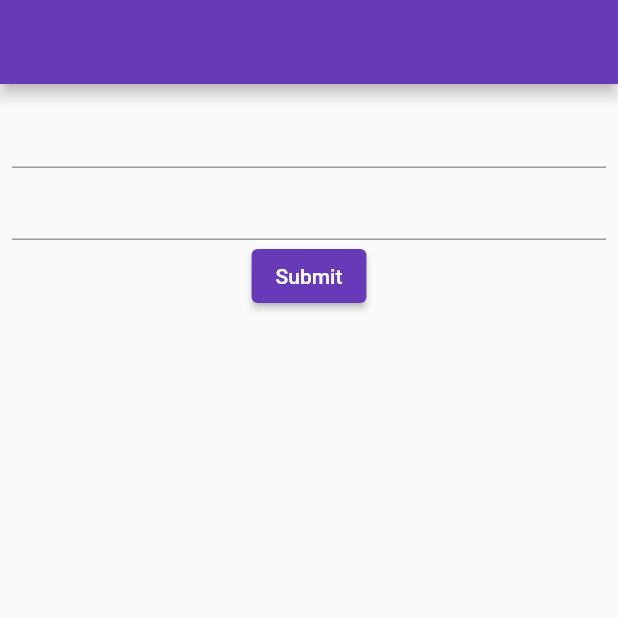
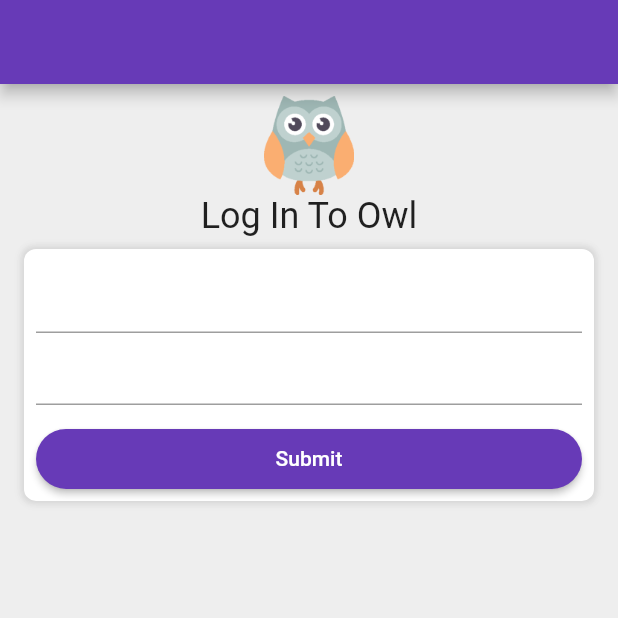
Before and after one commit to log101/owlFlutter, a Flutter app: the screen it shows after launch, on a phone screen of 412 x 824 dp, the top half of it. Run offline on Flutter 3.47's test engine with Material 2 defaults, Android fonts, the phone set to English and light mode, and no system bars; our stand-ins replace bloc, cloud_firestore, equatable, firebase_auth, firebase_core, flutter_bloc and 1 more; missing offline and left inert: googleapis; accounts and stored records are empty.

Commit message:
Change design of the login page

```diff
--- /dev/null
+++ b/lib/features/auth/repository/chatbot_repository.dart
@@ -0,0 +1,5 @@
+class ChatbotRepository {
+  // Future<bool> checkConnection() {}
+
+  // Future<String> ask() {}
+}
--- a/lib/features/auth/view/auth/login_page.dart
+++ b/lib/features/auth/view/auth/login_page.dart
@@ -18,7 +18,13 @@ class _LoginPageState extends State<LoginPage> {
   @override
   Widget build(BuildContext context) {
     return BlocBuilder<AuthBloc, AuthState>(builder: (context, state) {
+      final ButtonStyle loginButtonStyle = ButtonStyle(
+          shape: MaterialStateProperty.all<RoundedRectangleBorder>(
+              RoundedRectangleBorder(
+                  borderRadius: BorderRadius.circular(32.0))));
+
       return Scaffold(
+        backgroundColor: Colors.grey[200],
         appBar: AppBar(),
         body: Padding(
           padding: const EdgeInsets.all(8.0),
@@ -26,19 +32,72 @@ class _LoginPageState extends State<LoginPage> {
               key: _formKey,
               child: Column(
                 children: [
+                  Image(image: AssetImage('assets/owl.png'), width: 60),
+                  Text(
+                    "Log In To Owl",
+                    style: TextStyle(fontSize: 24),
+                  ),
+                  Padding(
+                    padding: const EdgeInsets.all(8.0),
+                    child: Container(
+                      decoration: BoxDecoration(
+                        boxShadow: [
+                          BoxShadow(
+                            color: Colors.grey.withOpacity(0.1),
+                            spreadRadius: 1,
+                            blurRadius: 3,
+                            offset: Offset(0, 2), // changes position of shadow
+                          ),
+                          BoxShadow(
+                            color: Colors.grey.withOpacity(0.1),
+                            spreadRadius: 1,
+                            blurRadius: 3,
+                            offset: Offset(0, -2), // changes position of shadow
+                          ),
+                          BoxShadow(
+                            color: Colors.grey.withOpacity(0.1),
+                            spreadRadius: 1,
+                            blurRadius: 3,
+                            offset: Offset(2, 0), // changes position of shadow
+                          ),
+                          BoxShadow(
+                            color: Colors.grey.withOpacity(0.1),
+                            spreadRadius: 1,
+                            blurRadius: 3,
+                            offset: Offset(-2, 0), // changes position of shadow
+                          )
+                        ],
+                        color: Colors.white,
+                        borderRadius: BorderRadius.circular(8.0),
+                      ),
+                      padding: EdgeInsets.all(8.0),
+                      child: Column(
+                        children: [
                           TextFormField(
                             onChanged: (val) => _username = val,
                           ),
                           TextFormField(
+                            obscureText: true,
                             onChanged: (val) => _password = val,
                           ),
-                  ElevatedButton(
+                          Padding(
+                            padding: const EdgeInsets.only(top: 16.0),
+                            child: SizedBox(
+                              width: double.infinity,
+                              height: 40,
+                              child: ElevatedButton(
+                                  style: loginButtonStyle,
                                   onPressed: () {
-                        context
-                            .read<AuthBloc>()
-                            .add(AuthSubmitted(_username, _password));
+                                    context.read<AuthBloc>().add(
+                                        AuthSubmitted(_username, _password));
                                   },
                                   child: Text("Submit")),
+                            ),
+                          ),
+                        ],
+                      ),
+                    ),
+                  ),
                 ],
               )),
         ),
```
Also changed, not shown: lib/features/auth/bloc/chatbot/chatbot_bloc.dart (deleted, +0 -13 lines), lib/features/auth/bloc/chatbot/chatbot_event.dart (deleted, +0 -8 lines), lib/features/auth/bloc/chatbot/chatbot_state.dart (deleted, +0 -10 lines), lib/features/auth/bloc/cubit/chatbot_cubit.dart (added, +16 -0 lines), lib/features/auth/bloc/cubit/chatbot_state.dart (added, +32 -0 lines), pubspec.yaml (+4 -3 lines), assets/owl.png (added), pubspec.lock, 1 other file. Lines whose indentation alone changed are shown as unchanged.
